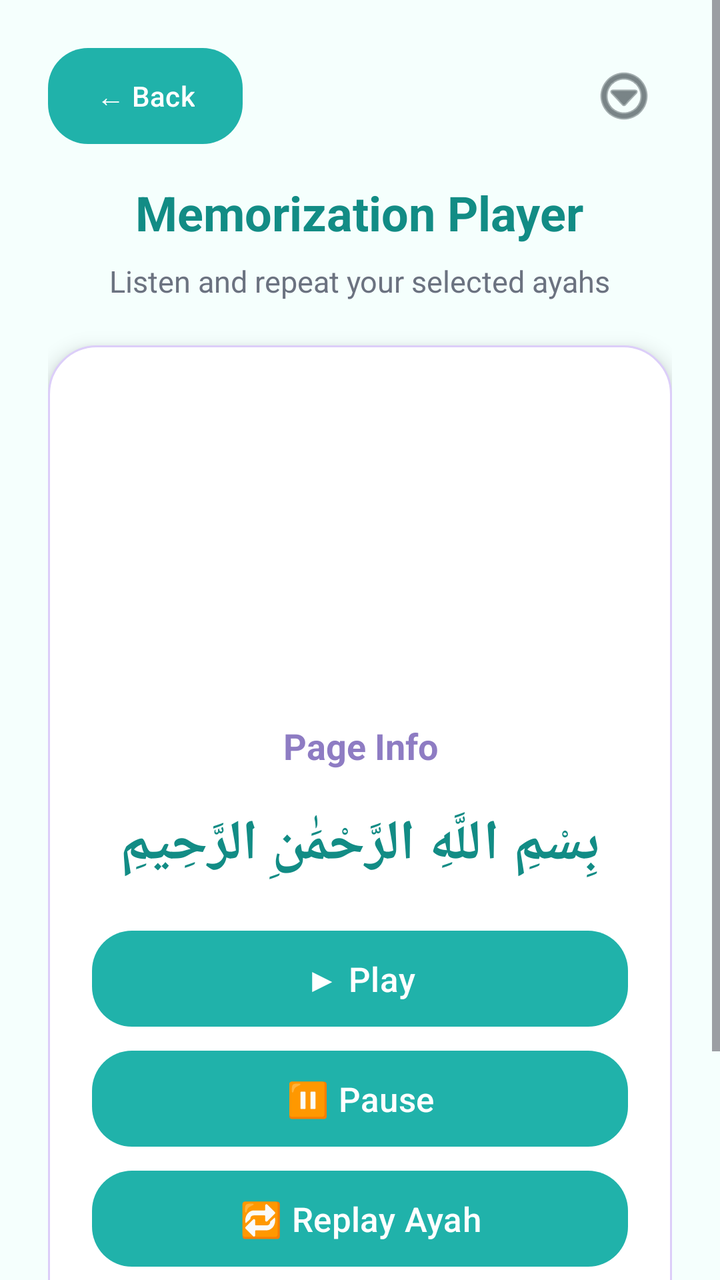
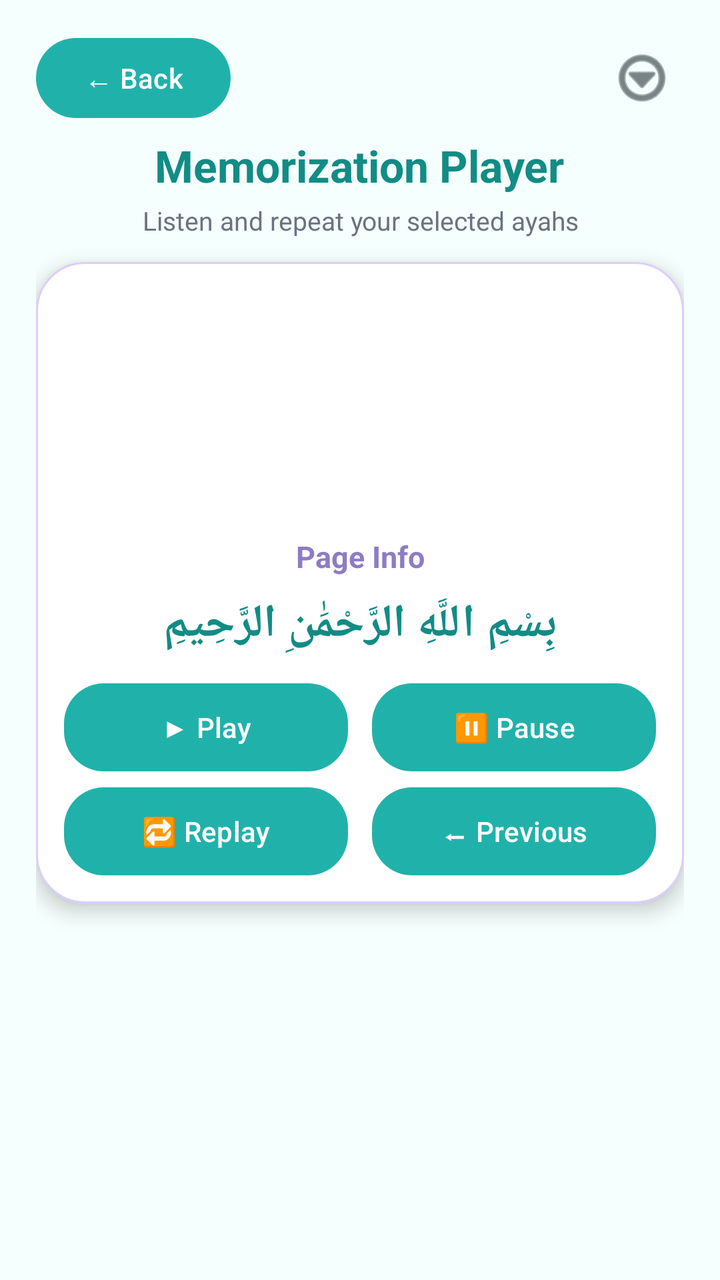

The first picture is an Android layout as it rendered before a commit; the second is the same layout after the commit. The layout source and the unified diff follow.
<!-- AndroidManifest.xml: application theme Theme.Qiraati -->
<!-- res/layout/activity_third.xml -->
<?xml version="1.0" encoding="utf-8"?>
<ScrollView xmlns:android="http://schemas.android.com/apk/res/android"
    xmlns:app="http://schemas.android.com/apk/res-auto"
    android:layout_width="match_parent"
    android:layout_height="match_parent"
    android:background="@color/background_light">

    <LinearLayout
        android:layout_width="match_parent"
        android:layout_height="wrap_content"
        android:orientation="vertical"
        android:padding="24dp"
        android:gravity="center_horizontal">

        
        <LinearLayout
            android:layout_width="match_parent"
            android:layout_height="wrap_content"
            android:orientation="horizontal"
            android:gravity="center_vertical"
            android:layout_marginBottom="10dp">

            
            <Button
                android:id="@+id/btnBack"
                android:layout_width="wrap_content"
                android:layout_height="wrap_content"
                android:text="← Back"
                android:textAllCaps="false"
                android:textColor="@color/text_light"
                android:background="@drawable/rounded_button"/>

            
            <Space
                android:layout_width="0dp"
                android:layout_height="1dp"
                android:layout_weight="1"/>

            
            <ImageButton
                android:id="@+id/btnMenu"
                android:layout_width="48dp"
                android:layout_height="48dp"
                android:src="@android:drawable/ic_menu_more"
                android:background="@android:color/transparent"
                app:tint="@color/text_dark"
                android:contentDescription="Menu"/>
        </LinearLayout>

        
        <TextView
            android:id="@+id/tvTitle"
            android:layout_width="wrap_content"
            android:layout_height="wrap_content"
            android:text="Memorization Player"
            android:textColor="@color/teal_dark"
            android:textStyle="bold"
            android:textSize="24sp"
            android:layout_marginTop="8dp"
            android:layout_marginBottom="8dp"/>

        
        <TextView
            android:id="@+id/tvSubtitle"
            android:layout_width="wrap_content"
            android:layout_height="wrap_content"
            android:text="Listen and repeat your selected ayahs"
            android:textColor="@color/text_gray"
            android:textSize="15sp"
            android:gravity="center"
            android:layout_marginBottom="22dp"/>

        
        <LinearLayout
            android:layout_width="match_parent"
            android:layout_height="wrap_content"
            android:orientation="vertical"
            android:background="@drawable/card_background"
            android:elevation="6dp"
            android:padding="22dp">

            
            <ImageView
                android:id="@+id/imgPage"
                android:layout_width="match_parent"
                android:layout_height="150dp"
                android:scaleType="fitCenter"
                android:layout_marginBottom="16dp"/>

            
            <TextView
                android:id="@+id/tvPageInfo"
                android:layout_width="match_parent"
                android:layout_height="wrap_content"
                android:text="Page Info"
                android:textColor="@color/purple_main"
                android:textSize="18sp"
                android:textStyle="bold"
                android:gravity="center"
                android:layout_marginBottom="18dp"/>

            
            <TextView
                android:id="@+id/tvDisplay"
                android:layout_width="match_parent"
                android:layout_height="wrap_content"
                android:text="بِسْمِ اللَّهِ الرَّحْمَٰنِ الرَّحِيمِ"
                android:textColor="@color/teal_dark"
                android:textSize="28sp"
                android:textStyle="bold"
                android:gravity="center"
                android:lineSpacingExtra="10dp"
                android:layout_marginBottom="24dp"/>

            
            <Button
                android:id="@+id/btnPlay"
                android:layout_width="match_parent"
                android:layout_height="wrap_content"
                android:text="▶ Play"
                android:textAllCaps="false"
                android:textColor="@color/text_light"
                android:textSize="17sp"
                android:background="@drawable/rounded_button"
                android:layout_marginBottom="12dp"/>

            
            <Button
                android:id="@+id/btnPause"
                android:layout_width="match_parent"
                android:layout_height="wrap_content"
                android:text="⏸ Pause"
                android:textAllCaps="false"
                android:textColor="@color/text_light"
                android:textSize="17sp"
                android:background="@drawable/rounded_button"
                android:layout_marginBottom="12dp"/>

            
            <Button
                android:id="@+id/btnReplay"
                android:layout_width="match_parent"
                android:layout_height="wrap_content"
                android:text="🔁 Replay Ayah"
                android:textAllCaps="false"
                android:textColor="@color/text_light"
                android:textSize="17sp"
                android:background="@drawable/rounded_button"
                android:layout_marginBottom="12dp"/>

            
            <Button
                android:id="@+id/btnPrevious"
                android:layout_width="match_parent"
                android:layout_height="wrap_content"
                android:text="⬅ Previous Ayah"
                android:textAllCaps="false"
                android:textColor="@color/text_light"
                android:textSize="17sp"
                android:background="@drawable/rounded_button"
                android:layout_marginBottom="40dp"/>


        </LinearLayout>

    </LinearLayout>

</ScrollView>
<!-- resources referenced by this layout -->
<resources>
  <color name="background_light">#F5FFFD</color>
  <color name="purple_main">#8E7CC3</color>
  <color name="teal_dark">#128C85</color>
  <color name="text_dark">#263238</color>
  <color name="text_gray">#6B7280</color>
  <color name="text_light">#FFFFFF</color>
  <!-- drawable card_background (drawable) -->
  <?xml version="1.0" encoding="utf-8"?>
  <shape xmlns:android="http://schemas.android.com/apk/res/android">
  
      <solid android:color="@color/card_light"/>
  
      <corners android:radius="24dp"/>
  
      <stroke
          android:width="1dp"
          android:color="@color/purple_light"/>
  
      <padding
          android:left="18dp"
          android:top="18dp"
          android:right="18dp"
          android:bottom="18dp"/>
  
  </shape>
  <!-- drawable rounded_button (drawable) -->
  <?xml version="1.0" encoding="utf-8"?>
  <shape xmlns:android="http://schemas.android.com/apk/res/android">
  
      <solid android:color="@color/teal_main"/>
  
      <corners android:radius="20dp"/>
  
      <padding
          android:left="12dp"
          android:top="12dp"
          android:right="12dp"
          android:bottom="12dp"/>
  
  </shape>
  <style name="Theme.Qiraati" parent="Theme.Material3.DayNight.NoActionBar">
  
          <item name="colorPrimary">@color/teal_main</item>
          <item name="colorSecondary">@color/purple_main</item>
  
          <item name="android:statusBarColor">@color/teal_dark</item>
  
          <item name="android:windowBackground">@color/background_light</item>
  
      </style>
  <color name="card_light">#FFFFFF</color>
  <color name="purple_light">#DCCEF9</color>
  <color name="teal_main">#20B2AA</color>
</resources>

<!-- the commit's change to res/layout/activity_third.xml (unified diff, before → after) -->
@@ -3,13 +3,15 @@
     xmlns:app="http://schemas.android.com/apk/res-auto"
     android:layout_width="match_parent"
     android:layout_height="match_parent"
+    android:fillViewport="true"
     android:background="@color/background_light">
 
+    
     <LinearLayout
         android:layout_width="match_parent"
         android:layout_height="wrap_content"
         android:orientation="vertical"
-        android:padding="24dp"
+        android:padding="18dp"
         android:gravity="center_horizontal">
 
         
@@ -18,33 +20,33 @@
             android:layout_height="wrap_content"
             android:orientation="horizontal"
             android:gravity="center_vertical"
-            android:layout_marginBottom="10dp">
+            android:layout_marginBottom="6dp">
 
             
             <Button
                 android:id="@+id/btnBack"
                 android:layout_width="wrap_content"
-                android:layout_height="wrap_content"
+                android:layout_height="40dp"
                 android:text="← Back"
                 android:textAllCaps="false"
                 android:textColor="@color/text_light"
-                android:background="@drawable/rounded_button"/>
+                android:background="@drawable/rounded_button" />
 
             
             <Space
                 android:layout_width="0dp"
                 android:layout_height="1dp"
-                android:layout_weight="1"/>
+                android:layout_weight="1" />
 
             
             <ImageButton
                 android:id="@+id/btnMenu"
-                android:layout_width="48dp"
-                android:layout_height="48dp"
+                android:layout_width="42dp"
+                android:layout_height="42dp"
                 android:src="@android:drawable/ic_menu_more"
                 android:background="@android:color/transparent"
                 app:tint="@color/text_dark"
-                android:contentDescription="Menu"/>
+                android:contentDescription="Menu" />
         </LinearLayout>
 
         
@@ -55,9 +57,9 @@
             android:text="Memorization Player"
             android:textColor="@color/teal_dark"
             android:textStyle="bold"
-            android:textSize="24sp"
-            android:layout_marginTop="8dp"
-            android:layout_marginBottom="8dp"/>
+            android:textSize="22sp"
+            android:layout_marginTop="2dp"
+            android:layout_marginBottom="4dp" />
 
         
         <TextView
@@ -66,9 +68,9 @@
             android:layout_height="wrap_content"
             android:text="Listen and repeat your selected ayahs"
             android:textColor="@color/text_gray"
-            android:textSize="15sp"
+            android:textSize="13sp"
             android:gravity="center"
-            android:layout_marginBottom="22dp"/>
+            android:layout_marginBottom="12dp" />
 
         
         <LinearLayout
@@ -77,15 +79,15 @@
             android:orientation="vertical"
             android:background="@drawable/card_background"
             android:elevation="6dp"
-            android:padding="22dp">
+            android:padding="14dp">
 
             
             <ImageView
                 android:id="@+id/imgPage"
                 android:layout_width="match_parent"
-                android:layout_height="150dp"
+                android:layout_height="115dp"
                 android:scaleType="fitCenter"
-                android:layout_marginBottom="16dp"/>
+                android:layout_marginBottom="8dp" />
 
             
             <TextView
@@ -94,10 +96,10 @@
                 android:layout_height="wrap_content"
                 android:text="Page Info"
                 android:textColor="@color/purple_main"
-                android:textSize="18sp"
+                android:textSize="15sp"
                 android:textStyle="bold"
                 android:gravity="center"
-                android:layout_marginBottom="18dp"/>
+                android:layout_marginBottom="8dp" />
 
             
             <TextView
@@ -106,60 +108,80 @@
                 android:layout_height="wrap_content"
                 android:text="بِسْمِ اللَّهِ الرَّحْمَٰنِ الرَّحِيمِ"
                 android:textColor="@color/teal_dark"
-                android:textSize="28sp"
+                android:textSize="23sp"
                 android:textStyle="bold"
                 android:gravity="center"
-                android:lineSpacingExtra="10dp"
-                android:layout_marginBottom="24dp"/>
+                android:lineSpacingExtra="6dp"
+                android:layout_marginBottom="14dp" />
 
             
-            <Button
-                android:id="@+id/btnPlay"
+            <LinearLayout
                 android:layout_width="match_parent"
                 android:layout_height="wrap_content"
-                android:text="▶ Play"
-                android:textAllCaps="false"
-                android:textColor="@color/text_light"
-                android:textSize="17sp"
-                android:background="@drawable/rounded_button"
-                android:layout_marginBottom="12dp"/>
+                android:orientation="horizontal"
+                android:gravity="center"
+                android:layout_marginBottom="8dp">
+
+                
+                <Button
+                    android:id="@+id/btnPlay"
+                    android:layout_width="0dp"
+                    android:layout_height="44dp"
+                    android:layout_weight="1"
+                    android:text="▶ Play"
+                    android:textAllCaps="false"
+                    android:textColor="@color/text_light"
+                    android:textSize="14sp"
+                    android:background="@drawable/rounded_button"
+                    android:layout_marginEnd="6dp" />
+
+                
+                <Button
+                    android:id="@+id/btnPause"
+                    android:layout_width="0dp"
+                    android:layout_height="44dp"
+                    android:layout_weight="1"
+                    android:text="⏸ Pause"
+                    android:textAllCaps="false"
+                    android:textColor="@color/text_light"
+                    android:textSize="14sp"
+                    android:background="@drawable/rounded_button"
+                    android:layout_marginStart="6dp" />
+            </LinearLayout>
 
             
-            <Button
-                android:id="@+id/btnPause"
+            <LinearLayout
                 android:layout_width="match_parent"
                 android:layout_height="wrap_content"
-                android:text="⏸ Pause"
-                android:textAllCaps="false"
-                android:textColor="@color/text_light"
-                android:textSize="17sp"
-                android:background="@drawable/rounded_button"
-                android:layout_marginBottom="12dp"/>
+                android:orientation="horizontal"
+                android:gravity="center">
 
-            
-            <Button
-                android:id="@+id/btnReplay"
-                android:layout_width="match_parent"
-                android:layout_height="wrap_content"
-                android:text="🔁 Replay Ayah"
-                android:textAllCaps="false"
-                android:textColor="@color/text_light"
-                android:textSize="17sp"
-                android:background="@drawable/rounded_button"
-                android:layout_marginBottom="12dp"/>
+                
+                <Button
+                    android:id="@+id/btnReplay"
+                    android:layout_width="0dp"
+                    android:layout_height="44dp"
+                    android:layout_weight="1"
+                    android:text="🔁 Replay"
+                    android:textAllCaps="false"
+                    android:textColor="@color/text_light"
+                    android:textSize="14sp"
+                    android:background="@drawable/rounded_button"
+                    android:layout_marginEnd="6dp" />
 
-            
-            <Button
-                android:id="@+id/btnPrevious"
-                android:layout_width="match_parent"
-                android:layout_height="wrap_content"
-                android:text="⬅ Previous Ayah"
-                android:textAllCaps="false"
-                android:textColor="@color/text_light"
-                android:textSize="17sp"
-                android:background="@drawable/rounded_button"
-                android:layout_marginBottom="40dp"/>
-
+                
+                <Button
+                    android:id="@+id/btnPrevious"
+                    android:layout_width="0dp"
+                    android:layout_height="44dp"
+                    android:layout_weight="1"
+                    android:text="⬅ Previous"
+                    android:textAllCaps="false"
+                    android:textColor="@color/text_light"
+                    android:textSize="14sp"
+                    android:background="@drawable/rounded_button"
+                    android:layout_marginStart="6dp" />
+            </LinearLayout>
 
         </LinearLayout>
 
